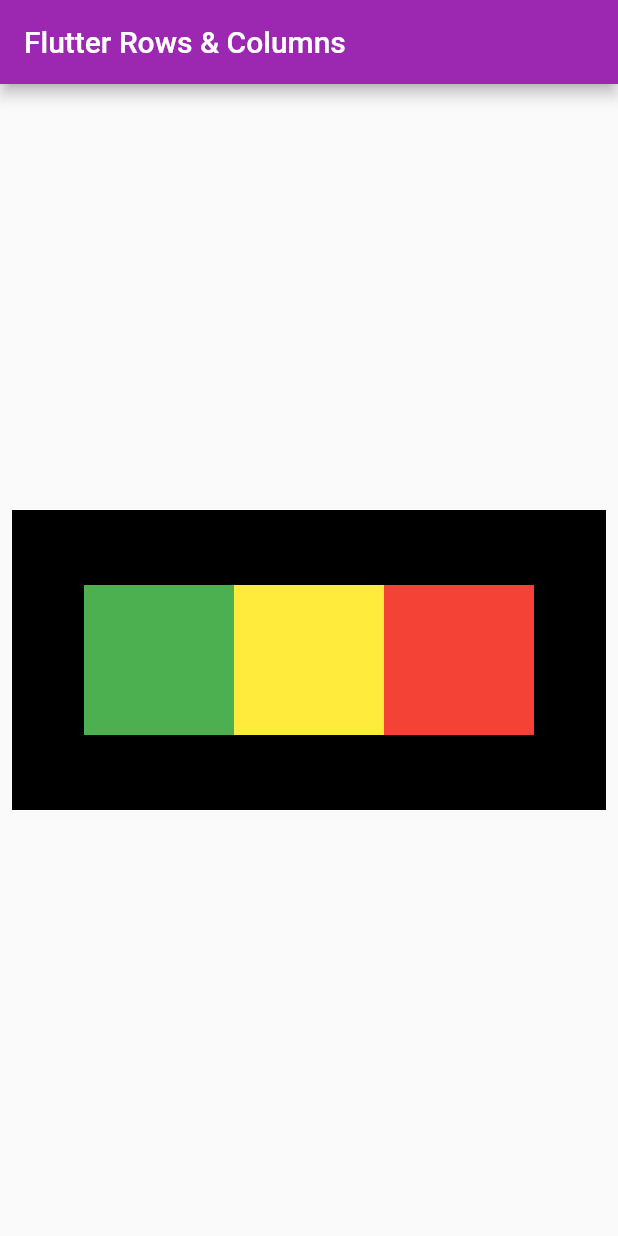
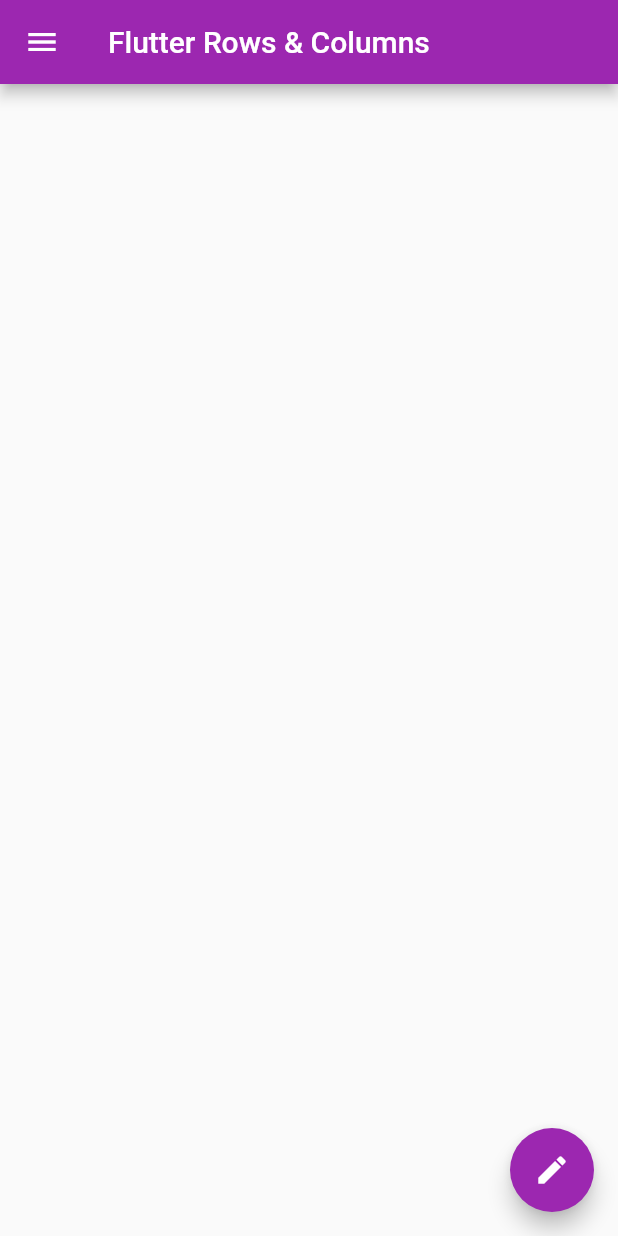
Before and after one commit to rizwanabbasi/awesomeapp, a Flutter app: the screen it shows after launch, on a phone screen of 412 x 824 dp. Run offline on Flutter 3.47's test engine with Material 2 defaults, Android fonts, the phone set to English and light mode, and no system bars.

Commit message:
Material Drawer, ListView, CircleAvatar, Network Image, Floating action button

```diff
--- a/lib/home.dart
+++ b/lib/home.dart
@@ -9,45 +9,38 @@ class Home extends StatelessWidget {
       appBar: AppBar(
         title: const Text("Flutter Rows & Columns"),
       ),
-      body: Padding(
-        padding: const EdgeInsets.all(8.0),
-        child: Align(
-          alignment: Alignment.center,
-          child: Container(
-            color: Colors.black,
-            //width: MediaQuery.of(context).size.width,
-            //height: MediaQuery.of(context).size.height,
-            width: 400,
-            height: 200,
-            child: Padding(
-              padding: const EdgeInsets.all(8.0),
-              child: Row(
-                mainAxisAlignment: MainAxisAlignment.center,
-                crossAxisAlignment: CrossAxisAlignment.center,
-                children: [
-                  Container(
-                    padding: const EdgeInsets.all(8.0),
-                    width: 100,
-                    height: 100,
-                    color: Colors.green,
-                  ),
-                  Container(
-                    padding: const EdgeInsets.all(8.0),
-                    width: 100,
-                    height: 100,
-                    color: Colors.yellow,
-                  ),
-                  Container(
-                    padding: const EdgeInsets.all(8.0),
-                    width: 100,
-                    height: 100,
-                    color: Colors.red,
-                  ),
-                ],
+      body: Container(),
+      drawer: Drawer(
+        child: ListView(
+          padding: EdgeInsets.zero,
+          children: const [
+            UserAccountsDrawerHeader(
+              accountName: Text('Rizwan Abbasi'),
+              accountEmail: Text('rizwan@rizwanabbasi.com'),
+              currentAccountPicture: CircleAvatar(
+                backgroundImage: NetworkImage(
+                    'https://images.unsplash.com/photo-1539571696357-5a69c17a67c6?ixlib=rb-1.2.1&ixid=MnwxMjA3fDB8MHxzZWFyY2h8N3x8bWFufGVufDB8fDB8fA%3D%3D&auto=format&fit=crop&w=500&q=60'),
               ),
             ),
-          ),
+
+            ListTile(
+              leading: Icon(Icons.person),
+              title: Text('Account'),
+              subtitle: Text('Personal'),
+              trailing: Icon(Icons.edit),
+            ),
+            ListTile(
+              leading: Icon(Icons.person),
+              title: Text('Email'),
+              subtitle: Text('rizwan@rizwanabbasi.com'),
+              trailing: Icon(Icons.email),
+            ),
+          ],
         ),
+      ),
+      floatingActionButton: FloatingActionButton(
+        onPressed: () => print('object'),
+        child: const Icon(Icons.edit),
       ),
     );
   }
--- a/lib/main.dart
+++ b/lib/main.dart
@@ -10,7 +10,7 @@ class HomePage extends StatelessWidget {
   Widget build(BuildContext context) {
     return MaterialApp(
       title: "Flutter Rows & Columns",
-      home: Home(),
+      home: const Home(),
       theme: ThemeData(primarySwatch: Colors.purple),
     );
   }
```
